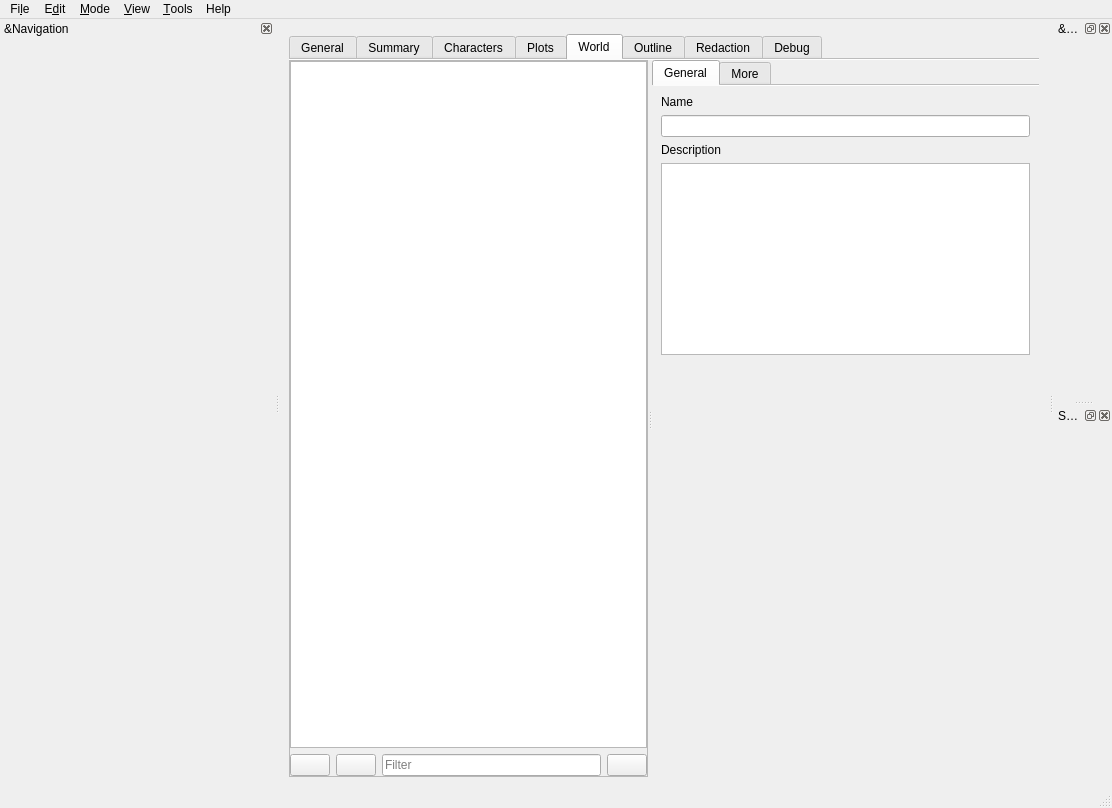
Above: manuskript/ui/mainWindow.ui from olivierkes/manuskript before the change. Below: the same form after it.
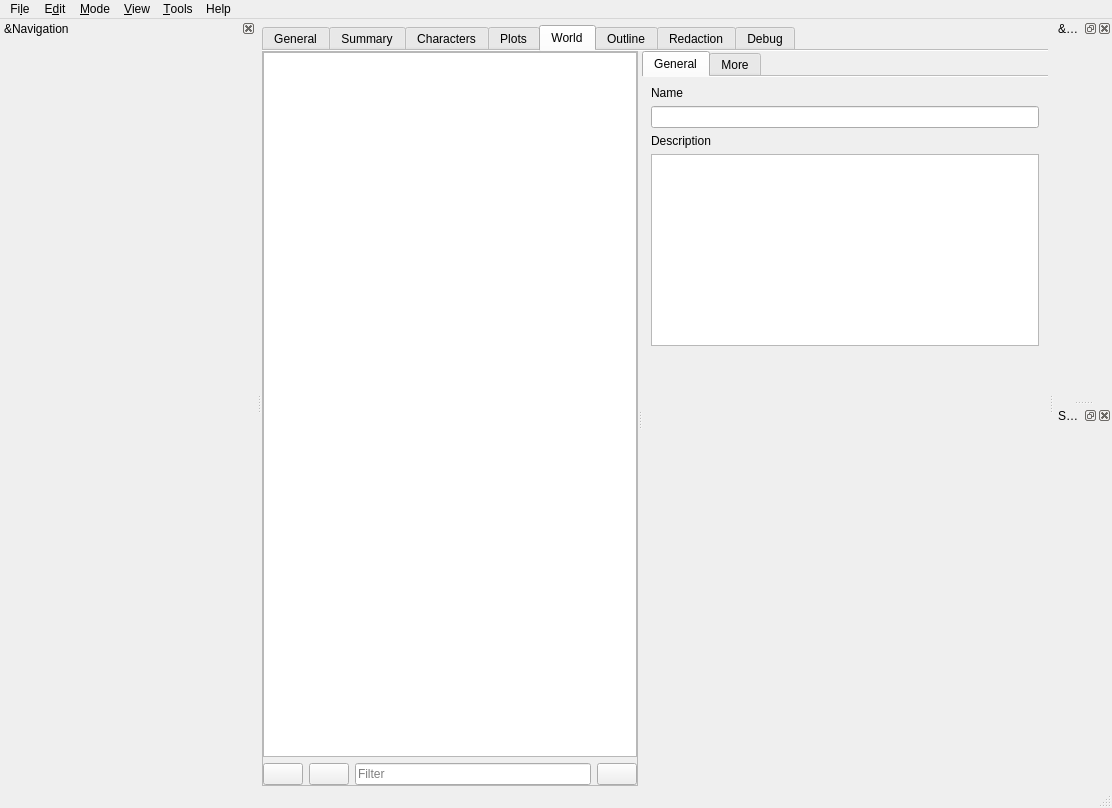
That is the form after the change. Icons and pictures are not drawn. Custom widgets are drawn as their Qt base class.

Diff of the .ui file:
```diff
--- a/manuskript/ui/mainWindow.ui
+++ b/manuskript/ui/mainWindow.ui
@@ -100,6 +100,18 @@
       </widget>
       <widget class="QWidget" name="page_4">
        <layout class="QHBoxLayout" name="horizontalLayout_33">
+        <property name="leftMargin">
+         <number>0</number>
+        </property>
+        <property name="topMargin">
+         <number>0</number>
+        </property>
+        <property name="rightMargin">
+         <number>0</number>
+        </property>
+        <property name="bottomMargin">
+         <number>0</number>
+        </property>
         <item>
          <widget class="QTabWidget" name="tabMain">
           <property name="tabPosition">
@@ -2076,6 +2088,18 @@
    </attribute>
    <widget class="QWidget" name="dockWidgetContents">
     <layout class="QVBoxLayout" name="verticalLayout_16">
+     <property name="leftMargin">
+      <number>0</number>
+     </property>
+     <property name="topMargin">
+      <number>0</number>
+     </property>
+     <property name="rightMargin">
+      <number>0</number>
+     </property>
+     <property name="bottomMargin">
+      <number>0</number>
+     </property>
      <item>
       <widget class="QListWidget" name="lstTabs">
        <property name="styleSheet">
```
Left out of the diff: 29 changed lines with no effect on the pictures.
